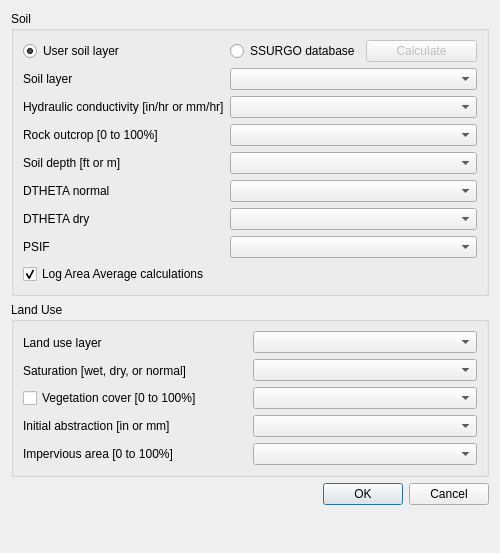
This is flo2d/ui/infil_green_ampt.ui in FLO-2DSoftware/qgis-flo-2d-plugin as Qt 5 draws it before an edit. The edited form follows.
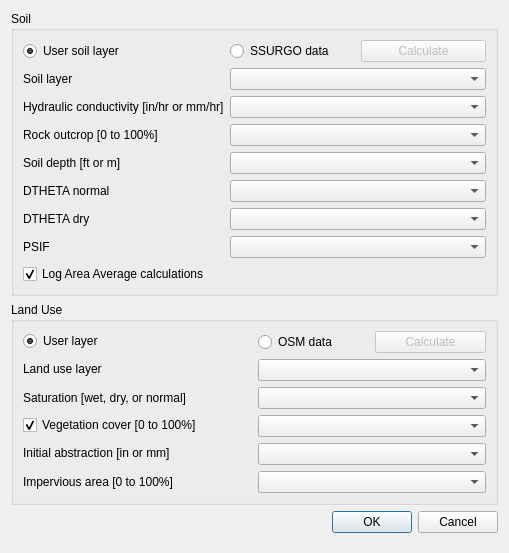
This is the edited form.

Commit message: infil_green_ampt.ui adjusted to SSURGO and OSM data

What changed in the file:
```diff
--- a/flo2d/ui/infil_green_ampt.ui
+++ b/flo2d/ui/infil_green_ampt.ui
@@ -6,7 +6,7 @@
    <rect>
     <x>0</x>
     <y>0</y>
-    <width>500</width>
+    <width>509</width>
     <height>553</height>
    </rect>
   </property>
@@ -151,7 +151,7 @@
       <item row="0" column="1">
        <widget class="QRadioButton" name="rb_NRCS">
         <property name="text">
-         <string>SSURGO database</string>
+         <string>SSURGO data</string>
         </property>
        </widget>
       </item>
@@ -177,59 +177,89 @@
       <item row="0" column="0">
        <layout class="QGridLayout" name="gridLayout_3">
         <item row="3" column="0">
-         <widget class="QLabel" name="label_8">
-          <property name="text">
-           <string>Initial abstraction [in or mm]</string>
-          </property>
-         </widget>
-        </item>
-        <item row="1" column="0">
-         <widget class="QLabel" name="label_6">
-          <property name="text">
-           <string>Saturation [wet, dry, or normal]</string>
-          </property>
-         </widget>
-        </item>
-        <item row="2" column="0">
          <widget class="QCheckBox" name="veg_cover_chbox">
           <property name="text">
            <string>Vegetation cover [0 to 100%]</string>
           </property>
+          <property name="checked">
+           <bool>true</bool>
+          </property>
+         </widget>
+        </item>
+        <item row="2" column="0">
+         <widget class="QLabel" name="label_6">
+          <property name="text">
+           <string>Saturation [wet, dry, or normal]</string>
+          </property>
          </widget>
         </item>
         <item row="4" column="0">
-         <widget class="QLabel" name="label_9">
+         <widget class="QLabel" name="label_8">
           <property name="text">
-           <string>Impervious area [0 to 100%]</string>
+           <string>Initial abstraction [in or mm]</string>
           </property>
          </widget>
         </item>
-        <item row="0" column="0">
+        <item row="1" column="0">
          <widget class="QLabel" name="label_5">
           <property name="text">
            <string>Land use layer</string>
           </property>
          </widget>
         </item>
+        <item row="5" column="0">
+         <widget class="QLabel" name="label_9">
+          <property name="text">
+           <string>Impervious area [0 to 100%]</string>
+          </property>
+         </widget>
+        </item>
+        <item row="0" column="0">
+         <widget class="QRadioButton" name="lu_user_rb">
+          <property name="text">
+           <string>User layer</string>
+          </property>
+          <property name="checked">
+           <bool>true</bool>
+          </property>
+         </widget>
+        </item>
        </layout>
       </item>
       <item row="0" column="1">
        <layout class="QGridLayout" name="gridLayout_4">
-        <item row="2" column="0">
-         <widget class="QComboBox" name="vc_cbo"/>
-        </item>
-        <item row="4" column="0">
-         <widget class="QComboBox" name="rtimpl_cbo"/>
-        </item>
         <item row="0" column="0">
+         <widget class="QRadioButton" name="lu_osm_rb">
+          <property name="text">
+           <string>OSM data</string>
+          </property>
+         </widget>
+        </item>
+        <item row="0" column="1">
+         <widget class="QPushButton" name="lu_osm_btn">
+          <property name="enabled">
+           <bool>false</bool>
+          </property>
+          <property name="text">
+           <string>Calculate</string>
+          </property>
+         </widget>
+        </item>
+        <item row="1" column="0" colspan="2">
          <widget class="QComboBox" name="land_cbo"/>
         </item>
-        <item row="1" column="0">
+        <item row="2" column="0" colspan="2">
          <widget class="QComboBox" name="saturation_cbo"/>
         </item>
-        <item row="3" column="0">
+        <item row="3" column="0" colspan="2">
+         <widget class="QComboBox" name="vc_cbo"/>
+        </item>
+        <item row="4" column="0" colspan="2">
          <widget class="QComboBox" name="ia_cbo"/>
         </item>
+        <item row="5" column="0" colspan="2">
+         <widget class="QComboBox" name="rtimpl_cbo"/>
+        </item>
        </layout>
       </item>
      </layout>
```
Left out of the diff: 148 changed lines with no effect on the pictures.
